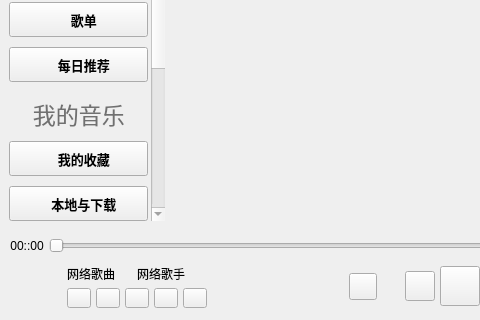
This is KuGouStart/KuGouApp.ui in a-mo-xi-wei/Qt-KuGouAppClient as Qt 5 draws it before an edit; both pictures show x 0 to 480 and y 415 to 735 of the 1060 by 735 pixel window. The edited form follows.
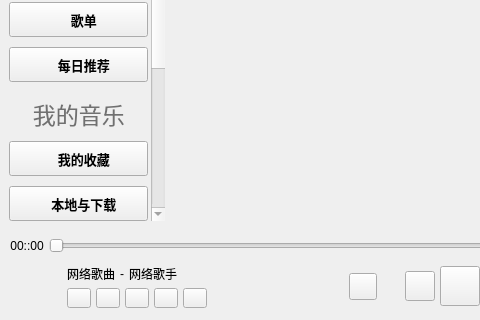
This is the edited form. Custom widgets are drawn as their Qt base class.

Commit message: 优化界面playWidget布局逻辑，稍作美化

The edit to the form file:
```diff
--- a/KuGouStart/KuGouApp.ui
+++ b/KuGouStart/KuGouApp.ui
@@ -1196,64 +1196,108 @@
             <number>5</number>
            </property>
            <item>
-            <layout class="QHBoxLayout" name="singer_song_HLayout">
+            <layout class="QHBoxLayout" name="singer_song_HLayout" stretch="0,0,0,0">
              <property name="spacing">
+              <number>2</number>
+             </property>
+             <property name="rightMargin">
               <number>0</number>
              </property>
              <item>
-              <widget class="ElaText" name="song_name_text">
+              <widget class="QLabel" name="song_name_text">
                <property name="sizePolicy">
-                <sizepolicy hsizetype="Expanding" vsizetype="Preferred">
+                <sizepolicy hsizetype="Preferred" vsizetype="Preferred">
                  <horstretch>0</horstretch>
                  <verstretch>0</verstretch>
                 </sizepolicy>
                </property>
-               <property name="minimumSize">
+               <property name="maximumSize">
                 <size>
-                 <width>69</width>
-                 <height>0</height>
+                 <width>100</width>
+                 <height>16777215</height>
                 </size>
                </property>
                <property name="text">
                 <string>网络歌曲</string>
                </property>
                <property name="scaledContents">
-                <bool>true</bool>
+                <bool>false</bool>
                </property>
                <property name="alignment">
-                <set>Qt::AlignLeading|Qt::AlignLeft|Qt::AlignVCenter</set>
+                <set>Qt::AlignCenter</set>
                </property>
               </widget>
              </item>
              <item>
-              <widget class="ElaText" name="singer_text">
+              <widget class="QLabel" name="label">
                <property name="sizePolicy">
-                <sizepolicy hsizetype="Expanding" vsizetype="Preferred">
+                <sizepolicy hsizetype="Fixed" vsizetype="Preferred">
                  <horstretch>0</horstretch>
                  <verstretch>0</verstretch>
                 </sizepolicy>
                </property>
                <property name="minimumSize">
                 <size>
-                 <width>69</width>
+                 <width>10</width>
                  <height>0</height>
+                </size>
+               </property>
+               <property name="text">
+                <string>-</string>
+               </property>
+               <property name="scaledContents">
+                <bool>true</bool>
+               </property>
+               <property name="alignment">
+                <set>Qt::AlignCenter</set>
+               </property>
+              </widget>
+             </item>
+             <item>
+              <widget class="QLabel" name="singer_text">
+               <property name="sizePolicy">
+                <sizepolicy hsizetype="Preferred" vsizetype="Preferred">
+                 <horstretch>0</horstretch>
+                 <verstretch>0</verstretch>
+                </sizepolicy>
+               </property>
+               <property name="maximumSize">
+                <size>
+                 <width>130</width>
+                 <height>16777215</height>
                 </size>
                </property>
                <property name="text">
                 <string>网络歌手</string>
                </property>
                <property name="scaledContents">
-                <bool>true</bool>
+                <bool>false</bool>
                </property>
                <property name="alignment">
-                <set>Qt::AlignLeading|Qt::AlignLeft|Qt::AlignVCenter</set>
+                <set>Qt::AlignCenter</set>
                </property>
               </widget>
              </item>
+             <item>
+              <spacer name="horizontalSpacer">
+               <property name="orientation">
+                <enum>Qt::Horizontal</enum>
+               </property>
+               <property name="sizeHint" stdset="0">
+                <size>
+                 <width>0</width>
+                 <height>0</height>
+                </size>
+               </property>
+              </spacer>
+             </item>
             </layout>
            </item>
            <item>
             <layout class="QHBoxLayout" name="song_option_HLayout">
+             <property name="rightMargin">
+              <number>0</number>
+             </property>
              <item>
               <widget class="QToolButton" name="love_toolButton">
                <property name="toolTip">
@@ -1625,11 +1669,6 @@
    <header>slidingstackedwidget.h</header>
    <container>1</container>
   </customwidget>
-  <customwidget>
-   <class>ElaText</class>
-   <extends>QLabel</extends>
-   <header>ElaText.h</header>
-  </customwidget>
  </customwidgets>
  <resources/>
  <connections/>
```
The commit also changes 2 other files.
